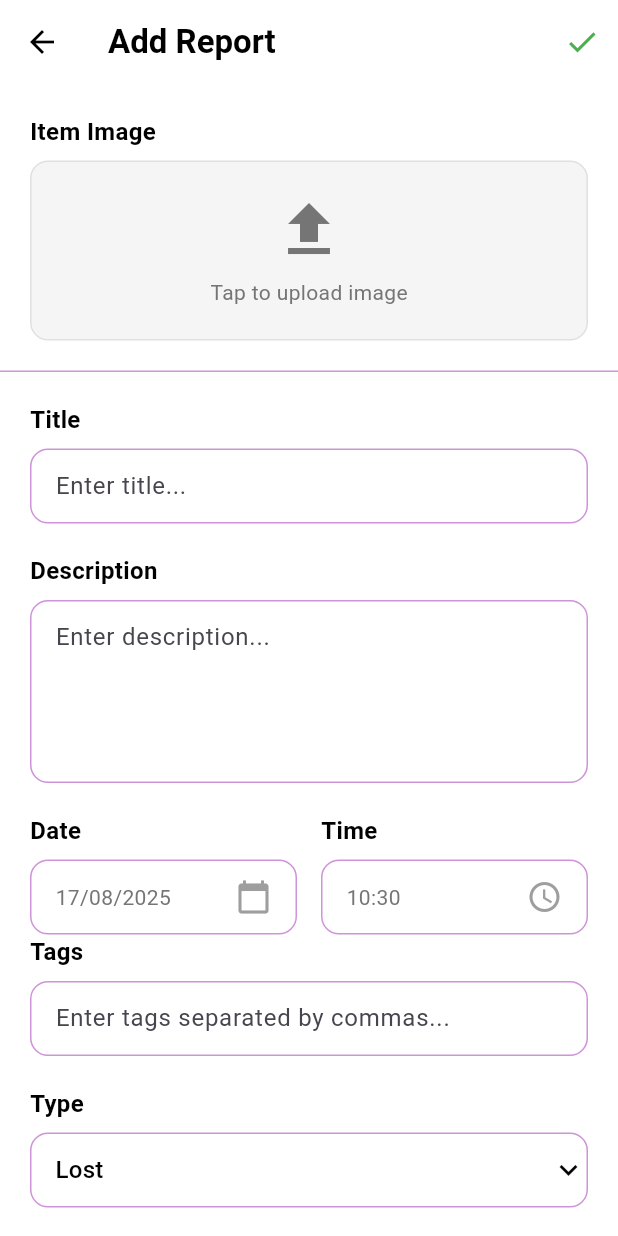
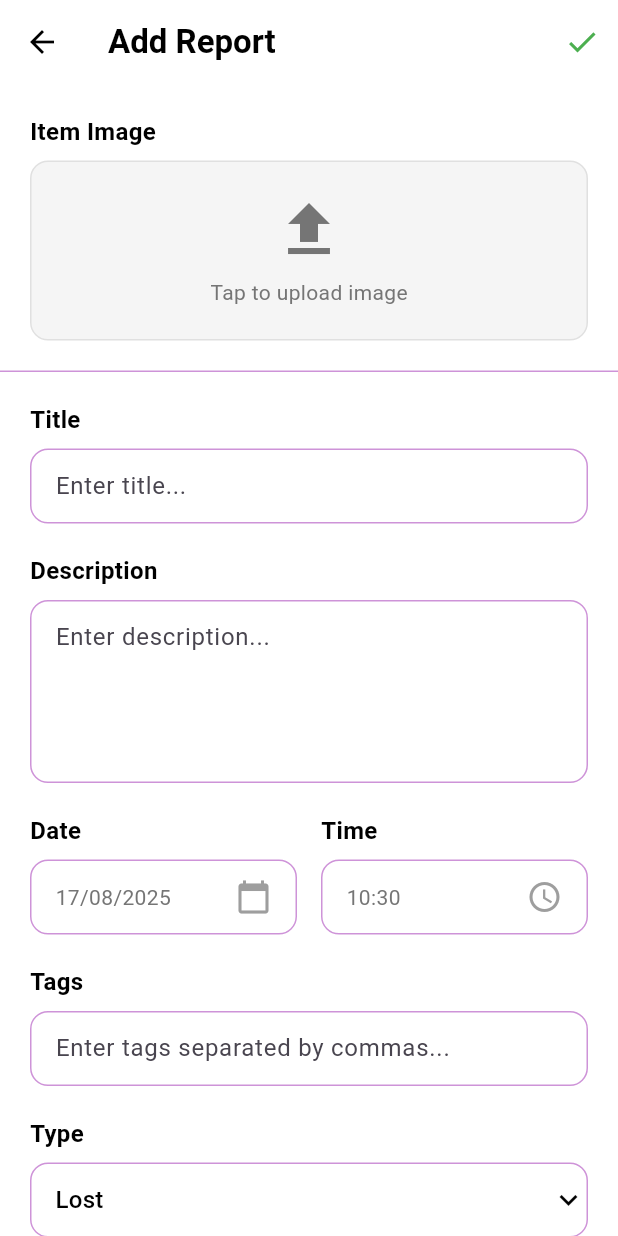
Before and after one commit to SiddakBath/softdev-findr, a Flutter app: the ReportFormScreen screen opened directly, on a phone screen of 412 x 824 dp. Run offline on Flutter 3.47's test engine with Material 3 defaults, Android fonts, the phone set to English and light mode, and no system bars; our stand-ins replace cloud_firestore, firebase_auth, firebase_core, firebase_storage, flutter_colorpicker, image_picker; accounts and stored records are empty.

Commit message:
minor improvements

```diff
--- a/lib/screens/report_form_screen.dart
+++ b/lib/screens/report_form_screen.dart
@@ -842,6 +842,8 @@ class _ReportFormScreenState extends State<ReportFormScreen> {
                       ],
                     ),
 
+                    SizedBox(height: 20),
+
                     // Tags Field
                     Text(
                       'Tags',
@@ -1015,8 +1017,6 @@ class _ReportFormScreenState extends State<ReportFormScreen> {
                         },
                         decoration: InputDecoration(
                           hintText: 'Enter hex code (e.g., #FF0000)...',
-                          helperText:
-                              'Format: #RRGGBB (6-digit hex code) or click the color box to pick',
                           border: InputBorder.none,
                           contentPadding: EdgeInsets.symmetric(
                             horizontal: 16,
```
